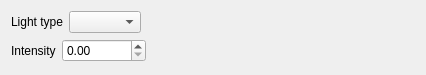
The window that SuSto-Engine-QT/light.ui (SimonStoyanov/SuSto-Engine-QT) describes before a commit, drawn with Qt 5.
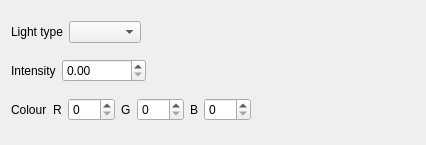
The same window after the commit.

Diff of the .ui file:
```diff
--- a/SuSto-Engine-QT/light.ui
+++ b/SuSto-Engine-QT/light.ui
@@ -7,7 +7,7 @@
     <x>0</x>
     <y>0</y>
     <width>426</width>
-    <height>75</height>
+    <height>145</height>
    </rect>
   </property>
   <property name="windowTitle">
@@ -92,6 +92,72 @@
      </item>
     </layout>
    </item>
+   <item>
+    <layout class="QHBoxLayout" name="horizontalLayout_3">
+     <item>
+      <widget class="QLabel" name="label_3">
+       <property name="text">
+        <string>Colour</string>
+       </property>
+      </widget>
+     </item>
+     <item>
+      <widget class="QLabel" name="label_4">
+       <property name="text">
+        <string>R</string>
+       </property>
+      </widget>
+     </item>
+     <item>
+      <widget class="QSpinBox" name="ColorR">
+       <property name="maximum">
+        <number>255</number>
+       </property>
+      </widget>
+     </item>
+     <item>
+      <widget class="QLabel" name="label_5">
+       <property name="text">
+        <string>G</string>
+       </property>
+      </widget>
+     </item>
+     <item>
+      <widget class="QSpinBox" name="ColorG">
+       <property name="maximum">
+        <number>255</number>
+       </property>
+      </widget>
+     </item>
+     <item>
+      <widget class="QLabel" name="label_6">
+       <property name="text">
+        <string>B</string>
+       </property>
+      </widget>
+     </item>
+     <item>
+      <widget class="QSpinBox" name="ColorB">
+       <property name="maximum">
+        <number>255</number>
+       </property>
+      </widget>
+     </item>
+     <item>
+      <spacer name="horizontalSpacer_3">
+       <property name="orientation">
+        <enum>Qt::Horizontal</enum>
+       </property>
+       <property name="sizeHint" stdset="0">
+        <size>
+         <width>40</width>
+         <height>20</height>
+        </size>
+       </property>
+      </spacer>
+     </item>
+    </layout>
+   </item>
   </layout>
  </widget>
  <resources/>
```
Left out of the diff: 2 changed lines with no effect on the pictures.
